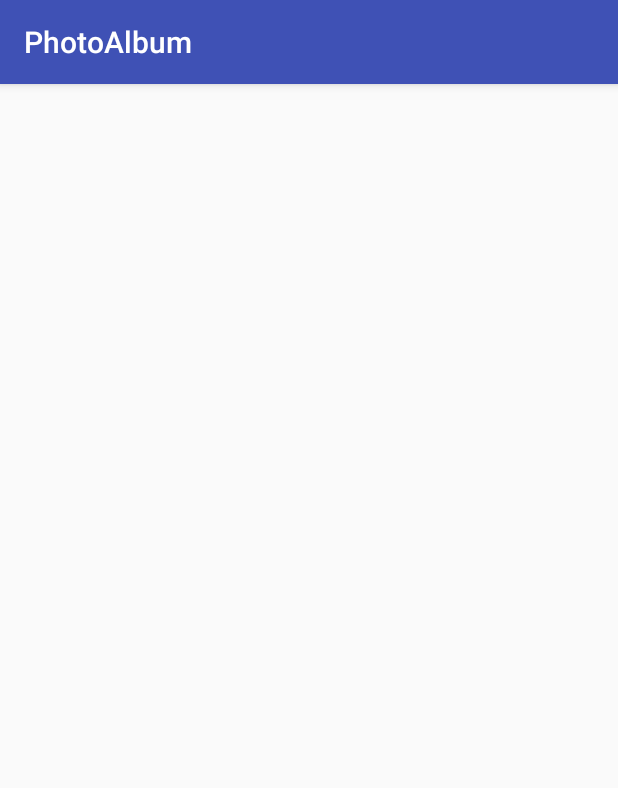
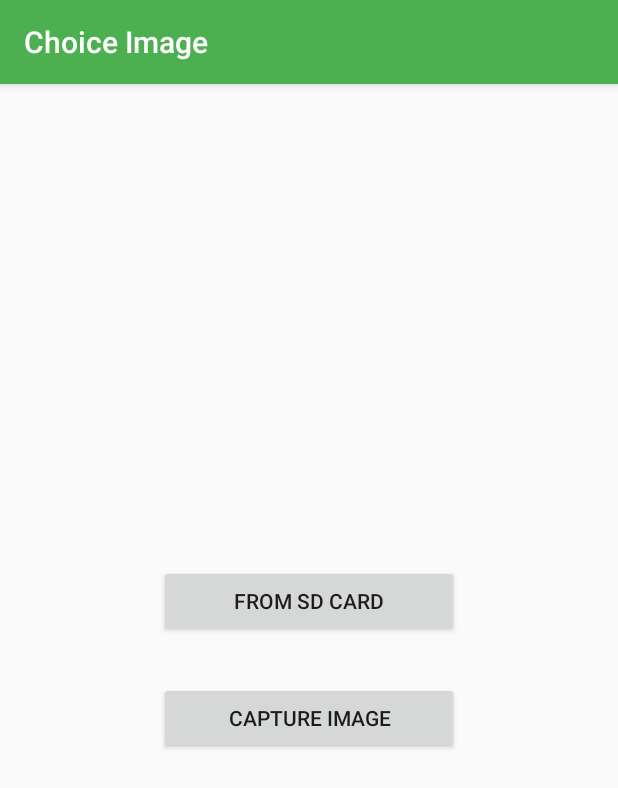
Before and after one commit to tdsang01/photo_album_5, an Android app: the screen it shows after launch (MainActivity), on a phone screen of 412 x 824 dp. Shown: the top 788 px of the screen. Run offline under Robolectric (Android 15) with nearby library versions, the phone set to English and light mode, and no system bars.

Commit message:
ref task#2 create UI Get Image

```diff
--- a/app/src/main/java/com/framgia/photoalbum/ui/activity/MainActivity.java
+++ b/app/src/main/java/com/framgia/photoalbum/ui/activity/MainActivity.java
@@ -2,13 +2,37 @@ package com.framgia.photoalbum.ui.activity;
 
 import android.os.Bundle;
 import android.support.v7.app.AppCompatActivity;
+import android.view.View;
+import android.widget.Button;
+import android.widget.Toast;
 
 import com.framgia.photoalbum.R;
 
-public class MainActivity extends AppCompatActivity {
+public class MainActivity extends AppCompatActivity implements View.OnClickListener {
+    private Button mGetImageSDCardButton, mGetImageCaptureButton;
+
     @Override
     protected void onCreate(Bundle savedInstanceState) {
         super.onCreate(savedInstanceState);
         setContentView(R.layout.activity_main);
+        setTitle(R.string.title_choice_a_image);
+        mGetImageSDCardButton = (Button) findViewById(R.id.button_image_sd_card);
+        mGetImageCaptureButton = (Button) findViewById(R.id.button_image_capture);
+        mGetImageSDCardButton.setOnClickListener(this);
+        mGetImageCaptureButton.setOnClickListener(this);
+    }
+
+    @Override
+    public void onClick(View v) {
+        switch (v.getId()) {
+            case R.id.button_image_sd_card:
+                // TODO Get image from SD Card
+                break;
+            case R.id.button_image_capture:
+                // TODO Get image after capture a image
+                break;
+            default:
+                break;
+        }
     }
 }
--- a/app/src/main/res/layout/activity_main.xml
+++ b/app/src/main/res/layout/activity_main.xml
@@ -1,14 +1,24 @@
 <?xml version="1.0" encoding="utf-8"?>
-<RelativeLayout
-    android:id="@+id/activity_main"
+<LinearLayout
     xmlns:android="http://schemas.android.com/apk/res/android"
     xmlns:tools="http://schemas.android.com/tools"
     android:layout_width="match_parent"
     android:layout_height="match_parent"
-    android:paddingBottom="@dimen/activity_vertical_margin"
-    android:paddingLeft="@dimen/activity_horizontal_margin"
-    android:paddingRight="@dimen/activity_horizontal_margin"
-    android:paddingTop="@dimen/activity_vertical_margin"
+    android:gravity="center"
+    android:orientation="vertical"
     tools:context="com.framgia.photoalbum.ui.activity.MainActivity">
 
-</RelativeLayout>
+    <Button
+        android:id="@+id/button_image_sd_card"
+        android:layout_width="@dimen/button_weight_get_image"
+        android:layout_height="wrap_content"
+        android:text="@string/button_from_sd_card"/>
+
+    <Button
+        android:id="@+id/button_image_capture"
+        android:layout_width="@dimen/button_weight_get_image"
+        android:layout_height="wrap_content"
+        android:layout_marginTop="@dimen/button_margin_top_get_image"
+        android:text="@string/button_capture_image"/>
+
+</LinearLayout>
--- a/app/src/main/res/values/colors.xml
+++ b/app/src/main/res/values/colors.xml
@@ -3,4 +3,6 @@
     <color name="colorPrimary">#3F51B5</color>
     <color name="colorPrimaryDark">#303F9F</color>
     <color name="colorAccent">#FF4081</color>
+    <color name="color_green">#4CAF50</color>
+    <color name="color_green_white">#81C784</color>
 </resources>
--- a/app/src/main/res/values/dimens.xml
+++ b/app/src/main/res/values/dimens.xml
@@ -2,4 +2,6 @@
     <!-- Default screen margins, per the Android Design guidelines. -->
     <dimen name="activity_horizontal_margin">16dp</dimen>
     <dimen name="activity_vertical_margin">16dp</dimen>
+    <dimen name="button_weight_get_image">200dp</dimen>
+    <dimen name="button_margin_top_get_image">30dp</dimen>
 </resources>
--- a/app/src/main/res/values/strings.xml
+++ b/app/src/main/res/values/strings.xml
@@ -1,3 +1,6 @@
 <resources>
     <string name="app_name">PhotoAlbum</string>
+    <string name="title_choice_a_image">Choice Image</string>
+    <string name="button_from_sd_card">From SD Card</string>
+    <string name="button_capture_image">Capture Image</string>
 </resources>
--- a/app/src/main/res/values/styles.xml
+++ b/app/src/main/res/values/styles.xml
@@ -1,11 +1,9 @@
 <resources>
-
     <!-- Base application theme. -->
     <style name="AppTheme" parent="Theme.AppCompat.Light.DarkActionBar">
         <!-- Customize your theme here. -->
-        <item name="colorPrimary">@color/colorPrimary</item>
-        <item name="colorPrimaryDark">@color/colorPrimaryDark</item>
+        <item name="colorPrimary">@color/color_green</item>
+        <item name="colorPrimaryDark">@color/color_green_white</item>
         <item name="colorAccent">@color/colorAccent</item>
     </style>
-
 </resources>
```
Also changed, not shown: 1 other file.
